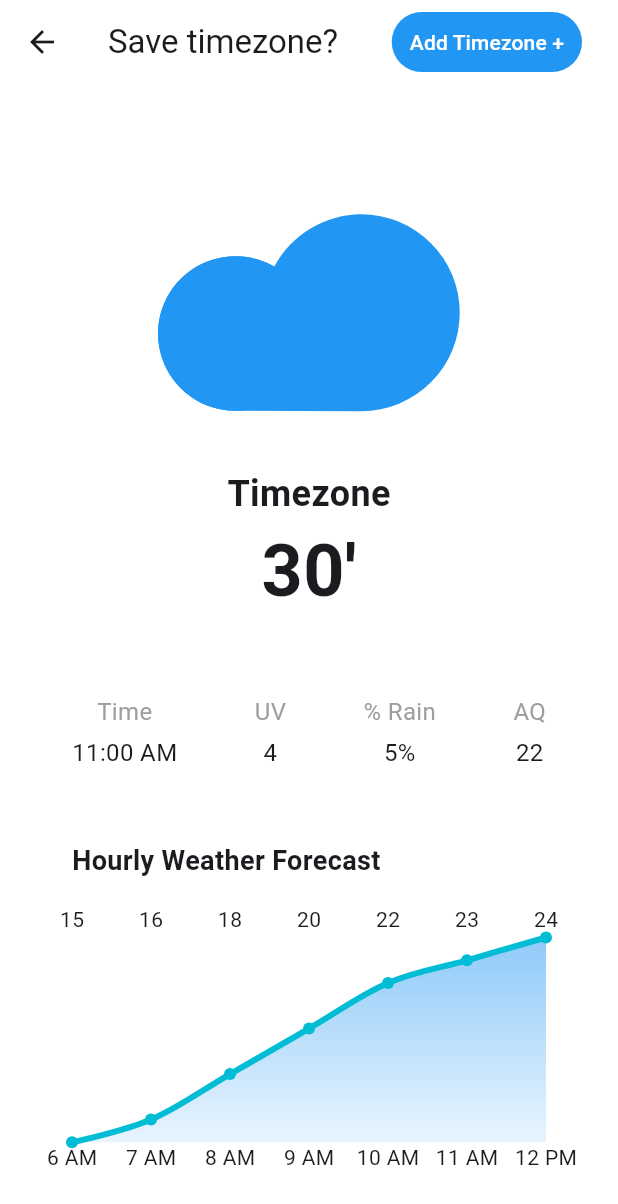
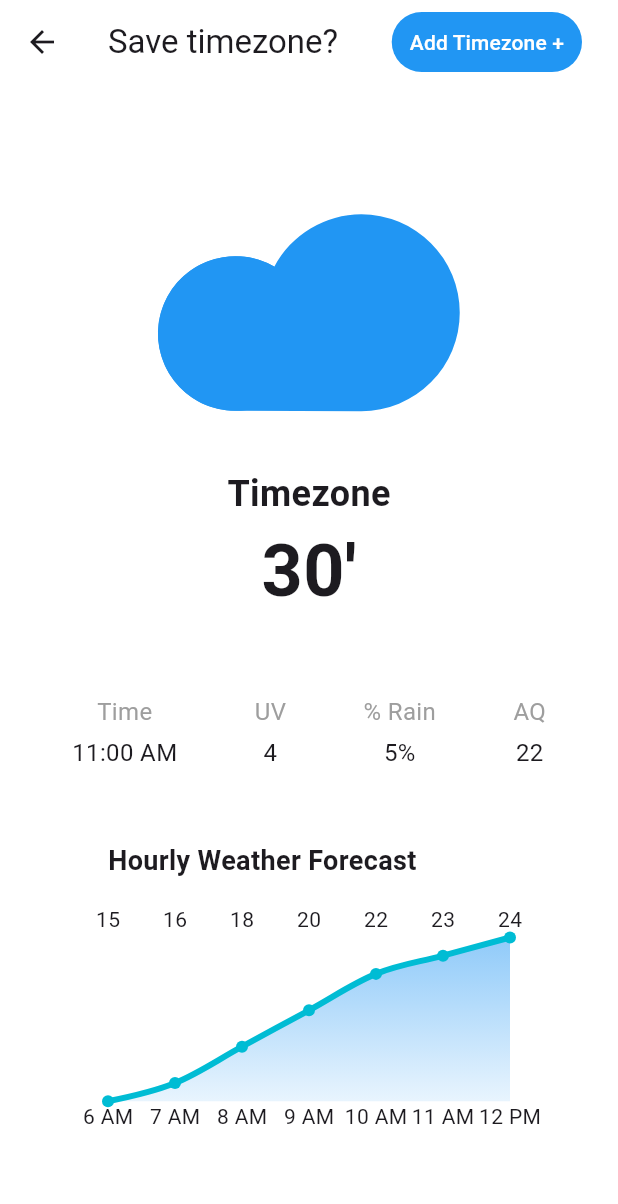
Before and after one commit to fn-faisal/flutter-weather, a Flutter app: the TimezonePageTemplate screen opened directly, on a phone screen of 412 x 824 dp. Shown: the top 1204 px of the screen. Run offline on Flutter 3.47's test engine with Material 3 defaults, Android fonts, the phone set to English and light mode, and no system bars; drawn by our look-alikes of fl_chart; our stand-ins replace carousel_slider, dio, dots_indicator, flutter_dotenv, flutter_svg, retrofit and 1 more; missing offline and left inert: debounce_throttle; accounts and stored records are empty; generated files the repository leaves out were written again.

Commit message:
UI fixes -- 1

```diff
--- a/lib/presentation/organism/forecast_detail.dart
+++ b/lib/presentation/organism/forecast_detail.dart
@@ -11,6 +11,9 @@ class ForecastDetail extends StatelessWidget {
   @override
   Widget build(BuildContext context) {
     return SingleChildScrollView(
+      padding: const EdgeInsets.only(
+        bottom: 300
+      ),
       child: Column(
           children: [
             const ForecastCard(),
@@ -41,9 +44,15 @@ class ForecastDetail extends StatelessWidget {
             const SizedBox(
               height: Sizes.xl,
             ),
-          const ForecastHourlyChart()
+            const Padding(
+              padding: EdgeInsets.symmetric(
+                horizontal: Sizes.lg
+              ),
+              child: ForecastHourlyChart(),
+            )
           ]
         ),
     );
+
   }
 }
--- a/lib/presentation/screens/home/home_screen.dart
+++ b/lib/presentation/screens/home/home_screen.dart
@@ -31,8 +31,8 @@ class _HomeScreenState extends State<HomeScreen> {
     }
   }
 
-  void onTapTimezone (BuildContext context) {
-    Navigator.pushNamed(context, '/timezone');
+  void onTapTimezone (BuildContext context, String timezone) {
+    Navigator.pushNamed(context, '/timezone', arguments: timezone);
   }
 
   @override
@@ -41,7 +41,7 @@ class _HomeScreenState extends State<HomeScreen> {
     return HomePageTemplate(
       searchBarPlaceholder: 'Search Location',
       onSelectTimezone: (timezone) {
-        Navigator.pushNamed(context, '/timezone');
+        onTapTimezone(context, timezone);
       },
       onSearchTimezone: (query) async {
         List<String> suggestions = [
--- a/lib/presentation/templates/home_page_template.dart
+++ b/lib/presentation/templates/home_page_template.dart
@@ -35,9 +35,7 @@ class HomePageTemplate extends StatelessWidget {
               onSelectTimezone: onSelectTimezone,
             )
           ),
-          const ForecastListSlider(
-
-          )
+          const ForecastListSlider()
         ],
       ),
     );
```
Also changed, not shown: lib/presentation/organism/forecast_list_slider.dart (+3 -8 lines). Lines whose indentation alone changed are shown as unchanged.
